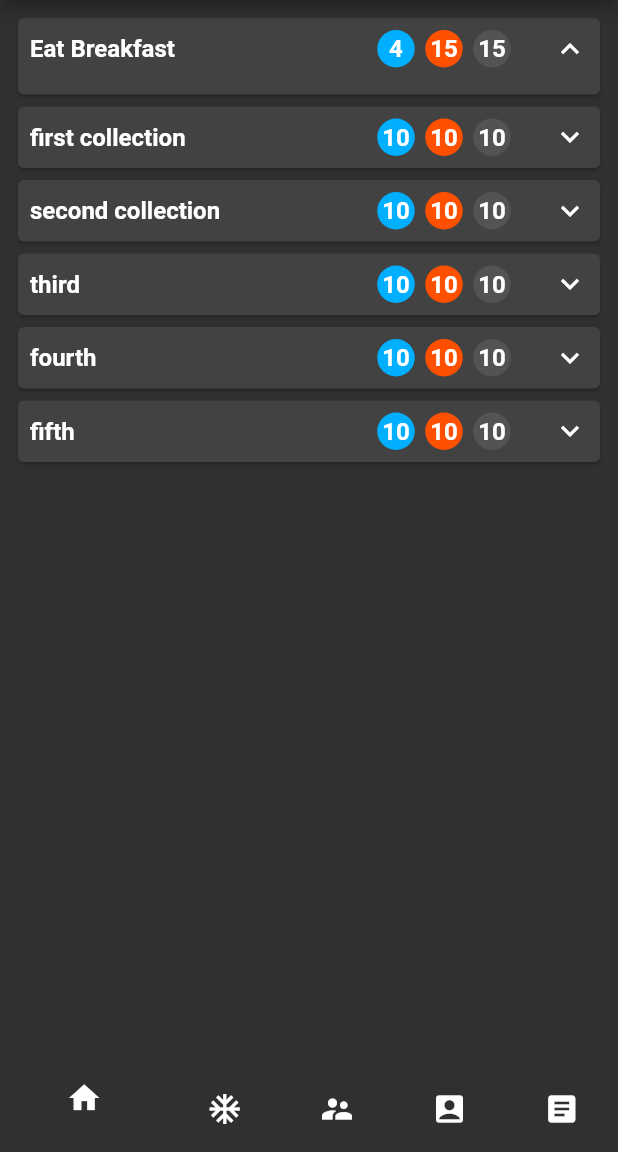
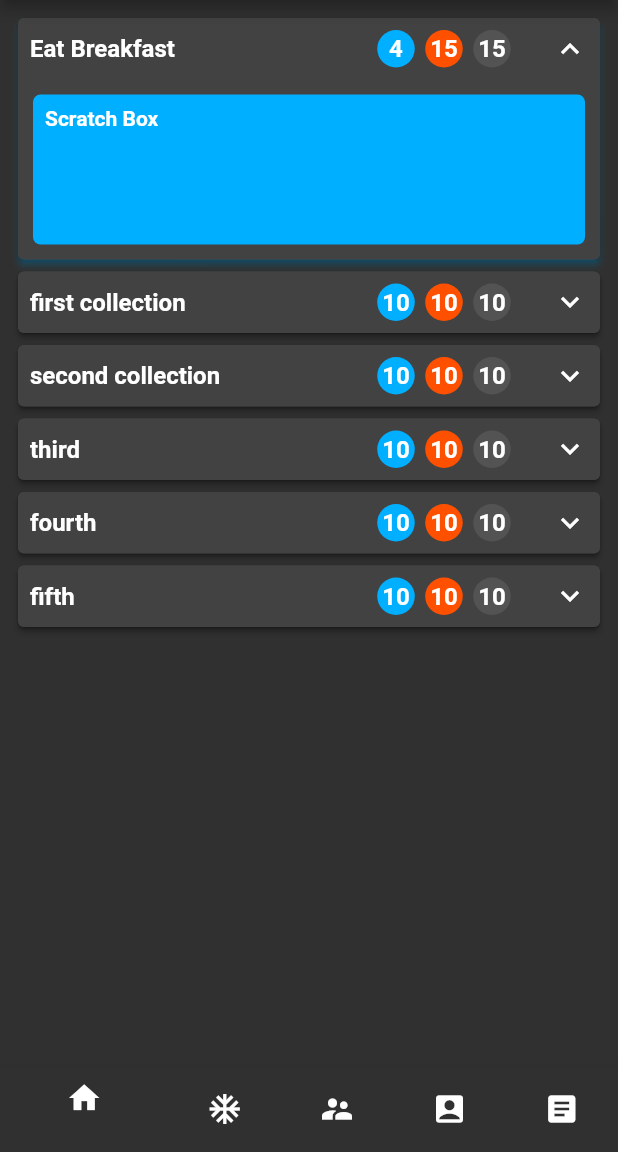
Before and after one commit to lancerharris/flutter-tally-app, a Flutter app: the screen it shows after launch, after a tap on "Eat Breakfast", on a phone screen of 412 x 824 dp, the part 84-1236 px from its top. Run offline on Flutter 3.47's test engine with Material 2 defaults, Android fonts, the phone set to English and light mode, and no system bars; our stand-ins replace google_fonts; Roboto replaces fonts that are missing (Handlee).

Commit message:
Folder restructuring.

```diff
--- a/lib/Home/widgets/task_panel.dart
+++ b/lib/Home/widgets/task_panel.dart
@@ -1,10 +1,10 @@
 import 'package:flutter/material.dart';
 import 'package:intl/intl.dart';
 import 'package:provider/provider.dart';
-import 'package:tally_app/Home/models/tally_collection.dart';
-import 'package:tally_app/Home/models/tally_item.dart';
-import 'package:tally_app/Home/models/tally_task.dart';
-import 'package:tally_app/custom_widgets/new_reorderable_list.dart';
+
+import '../../models/tally_item.dart';
+import '../../models/tally_task.dart';
+import 'package:tally_app/widgets/new_reorderable_list.dart';
 import 'package:tally_app/providers/task_manager.dart';
 import 'package:tally_app/theme/app_theme.dart';
 
@@ -27,10 +27,17 @@ class TaskPanel extends StatelessWidget {
     return GestureDetector(
       child: Card(
         child: Container(
-          padding: const EdgeInsets.all(8),
           child: Column(
             children: [
-              Row(
+              Card(
+                shadowColor: isExpanded ? AppTheme.secondaryColor : null,
+                elevation: 2,
+                margin: EdgeInsets.all(0),
+                child: Column(
+                  children: [
+                    Padding(
+                      padding: const EdgeInsets.all(8.0),
+                      child: Row(
                         mainAxisAlignment: MainAxisAlignment.center,
                         children: [
                           Expanded(
@@ -56,7 +63,8 @@ class TaskPanel extends StatelessWidget {
                                     ),
                                     Text(
                                       '${NumberFormat("##,###", "en_US").format(listItem.streak)}',
-                              style: Theme.of(context).textTheme.headline3,
+                                      style:
+                                          Theme.of(context).textTheme.headline3,
                                     ),
                                   ],
                                 ),
@@ -74,7 +82,9 @@ class TaskPanel extends StatelessWidget {
                                     ),
                                     Text(
                                         '${NumberFormat("##,###", "en_US").format(listItem.count)}',
-                                style: Theme.of(context).textTheme.headline3),
+                                        style: Theme.of(context)
+                                            .textTheme
+                                            .headline3),
                                   ],
                                 ),
                                 SizedBox(width: 2),
@@ -91,7 +101,9 @@ class TaskPanel extends StatelessWidget {
                                     ),
                                     Text(
                                         '${NumberFormat("##,###", "en_US").format(listItem.count)}',
-                                style: Theme.of(context).textTheme.headline3),
+                                        style: Theme.of(context)
+                                            .textTheme
+                                            .headline3),
                                   ],
                                 ),
                               ],
@@ -103,9 +115,30 @@ class TaskPanel extends StatelessWidget {
                               : Icon(Icons.expand_more),
                         ],
                       ),
-              if (isExpanded)
-                SizedBox(
-                  height: 10,
+                    ),
+                    if (isExpanded && !listItem.isCollection)
+                      GestureDetector(
+                        child: Container(
+                          decoration: BoxDecoration(
+                              color: AppTheme.secondaryColor,
+                              borderRadius: BorderRadius.circular(5)),
+                          margin: EdgeInsets.all(10),
+                          width: double.infinity,
+                          height: 100,
+                          child: Stack(
+                            children: [
+                              Padding(
+                                padding: const EdgeInsets.all(8.0),
+                                child: Text('Scratch Box',
+                                    style:
+                                        Theme.of(context).textTheme.bodyText1),
+                              )
+                            ],
+                          ),
+                        ),
+                      ),
+                  ],
+                ),
               ),
               if (isExpanded && childListItems != null)
                 ReorderableListSizesDiffer(
--- a/lib/main.dart
+++ b/lib/main.dart
@@ -1,11 +1,12 @@
 import 'package:flutter/material.dart';
 import 'package:provider/provider.dart';
-import 'package:tally_app/Home/widgets/new_task_modal.dart';
+
 import 'package:tally_app/providers/task_manager.dart';
 import 'package:tally_app/widgets/bottom_nav.dart';
 import 'Home/home_screen.dart';
 
-import 'theme/app_theme.dart';
+import './new_task/new_task_modal.dart';
+import './theme/app_theme.dart';
 
 void main() {
   runApp(MyApp());
--- a/lib/Home/models/tally_collection.dart
+++ b/lib/models/tally_collection.dart
@@ -1,4 +1,4 @@
-import 'package:tally_app/Home/models/tally_item.dart';
+import './tally_item.dart';
 
 class TallyCollection extends TallyItem {
   String name;
--- a/lib/Home/models/tally_task.dart
+++ b/lib/models/tally_task.dart
@@ -1,4 +1,4 @@
-import 'package:tally_app/Home/models/tally_item.dart';
+import './tally_item.dart';
 
 class TallyTask extends TallyItem {
   String name;
--- a/lib/providers/task_manager.dart
+++ b/lib/providers/task_manager.dart
@@ -1,7 +1,7 @@
 import 'package:flutter/foundation.dart';
-import 'package:tally_app/Home/models/tally_item.dart';
-import '../Home/models/tally_collection.dart';
-import '../Home/models/tally_task.dart';
+import '../models/tally_item.dart';
+import '../models/tally_collection.dart';
+import '../models/tally_task.dart';
 
 class TaskManager with ChangeNotifier {
   List<TallyItem> _topLevelList = [];
```
Also changed, not shown: lib/Home/home_screen.dart (+3 -4 lines), lib/new_task/new_task_modal.dart (renamed from lib/Home/widgets/new_task_modal.dart, +6 -6 lines), lib/models/tally_item.dart (renamed from lib/Home/models/tally_item.dart), lib/new_task/add_goal.dart (renamed from lib/Home/widgets/add_goal.dart), lib/new_task/complete_task_creation.dart (renamed from lib/Home/widgets/complete_task_creation.dart), lib/new_task/name_task.dart (renamed from lib/Home/widgets/name_task.dart), lib/new_task/select_collection.dart (renamed from lib/Home/widgets/select_collection.dart), lib/new_task/title_bar.dart (renamed from lib/Home/widgets/title_bar.dart), lib/widgets/new_reorderable_list.dart (renamed from lib/custom_widgets/new_reorderable_list.dart). Lines whose indentation alone changed are shown as unchanged.
